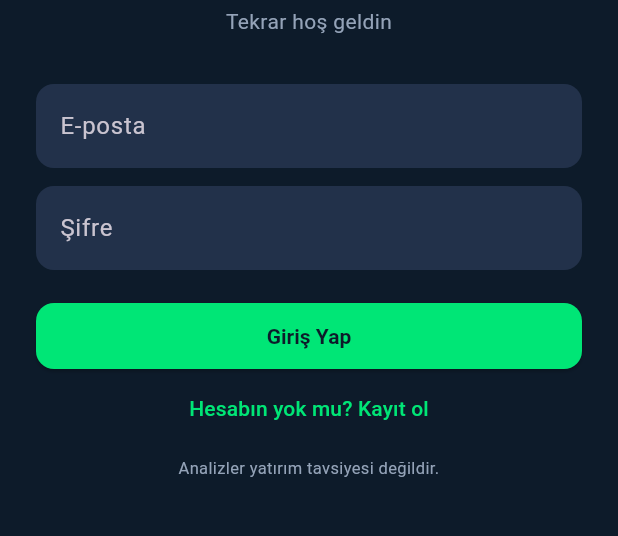
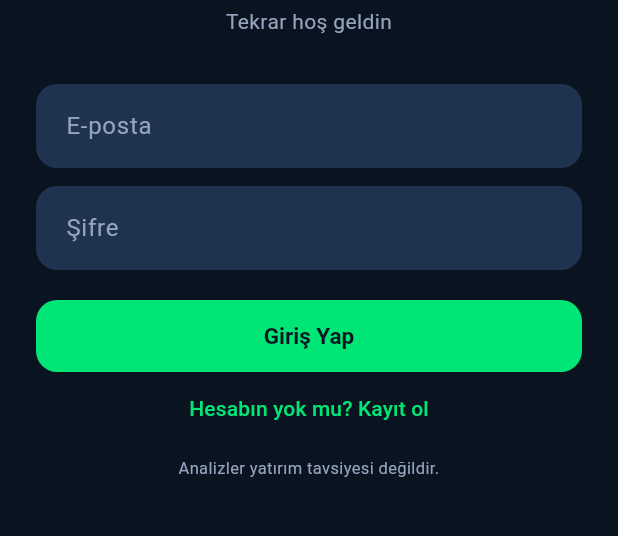
Before and after one commit to HSGSoftware/mac, a Flutter app: the screen it shows after launch, on a phone screen of 412 x 824 dp, the part 459-995 px from its top. Run offline on Flutter 3.47's test engine with Material 3 defaults, Android fonts, the phone set to English and light mode, and no system bars; our stand-ins replace dio, flutter_riverpod, go_router, shared_preferences.

Commit message:
Backend: MySQL gone-away otomatik reconnect + admin panel mobil uyumlu Flutter: profesyonel tasarım + belirgin/gruplu iddaa oranları
Backend:
- Database: "server has gone away" (2006/2013) durumunda otomatik yeniden
  bağlanıp sorguyu tekrarlar — uzun AI çağrılarında analiz artık kesilmez ve
  'done' olarak kaydedilir (önbellek çalışır, tekrar sorguda token gitmez)
- Admin panel tam responsive: mobilde üst navbar + offcanvas menü, tablolar
  yatay kaydırmalı, butonlar/başlıklar mobil ölçekli

Flutter:
- Zenginleştirilmiş profesyonel koyu tema (yeni palet, tipografi, radiuslar)
- Yeniden tasarlanmış maç kartı: lig/kod/CANLI/AI rozetleri, takım avatarları,
  belirgin MS 1/X/2 oran kutuları + Detay
- Yeni OddsBox bileşeni
- Maç detayı Oranlar sekmesi: gruplu güncel oranlar (Maç Sonucu, Çifte Şans,
  1.5/2.5/3.5 Alt-Üst, Karşılıklı Gol) kutu düzeninde

cPanel'e backend yüklendi; Flutter Codemagic ile derlenecek.

Co-Authored-By: Claude Fable 5 <noreply@anthropic.com>
Claude-Session: https://claude.ai/code/session_01MosTwFDb1HYuL9mqRBnkNP

```diff
--- a/lib/core/theme.dart
+++ b/lib/core/theme.dart
@@ -1,17 +1,31 @@
 import 'package:flutter/material.dart';
 
-/// MaçRadar renk paleti ve tema.
+/// MaçRadar renk paleti ve tema (profesyonel koyu tema).
 class AppColors {
-  static const bg = Color(0xFF0D1B2A);
-  static const surface = Color(0xFF1B263B);
-  static const surface2 = Color(0xFF22314A);
+  static const bg = Color(0xFF0A1420);
+  static const bg2 = Color(0xFF0F1E30);
+  static const surface = Color(0xFF16263B);
+  static const surface2 = Color(0xFF1F3350);
   static const primary = Color(0xFF00E676); // kazanç yeşili
-  static const accent = Color(0xFF4DD0E1);
-  static const warning = Color(0xFFFFA726);
+  static const primaryDark = Color(0xFF00B25B);
+  static const accent = Color(0xFF38BDF8); // canlı mavi
+  static const warning = Color(0xFFFFB020);
   static const gold = Color(0xFFFFD54F); // value bet
-  static const danger = Color(0xFFEF5350);
-  static const textPrimary = Color(0xFFE2E8F0);
-  static const textSecondary = Color(0xFF94A3B8);
+  static const danger = Color(0xFFFF5C5C);
+  static const textPrimary = Color(0xFFEDF2F7);
+  static const textSecondary = Color(0xFF93A4BC);
+
+  static const primaryGradient = LinearGradient(
+    begin: Alignment.centerLeft,
+    end: Alignment.centerRight,
+    colors: [Color(0xFF00E676), Color(0xFF00C2A8)],
+  );
+
+  static const scaffoldGradient = LinearGradient(
+    begin: Alignment.topCenter,
+    end: Alignment.bottomCenter,
+    colors: [Color(0xFF0C1A2A), Color(0xFF0A1420)],
+  );
 }
 
 class AppTheme {
@@ -24,42 +38,62 @@ class AppTheme {
         secondary: AppColors.accent,
         surface: AppColors.surface,
         error: AppColors.danger,
+        onPrimary: AppColors.bg,
+      ),
+      textTheme: base.textTheme.apply(
+        bodyColor: AppColors.textPrimary,
+        displayColor: AppColors.textPrimary,
       ),
       cardTheme: CardThemeData(
         color: AppColors.surface,
         elevation: 0,
+        margin: EdgeInsets.zero,
         shape: RoundedRectangleBorder(
-          borderRadius: BorderRadius.circular(16),
+          borderRadius: BorderRadius.circular(18),
           side: const BorderSide(color: AppColors.surface2),
         ),
       ),
       appBarTheme: const AppBarTheme(
-        backgroundColor: AppColors.bg,
+        backgroundColor: Colors.transparent,
+        surfaceTintColor: Colors.transparent,
         elevation: 0,
         centerTitle: false,
         titleTextStyle: TextStyle(
           color: AppColors.textPrimary,
           fontSize: 20,
-          fontWeight: FontWeight.bold,
+          fontWeight: FontWeight.w800,
+          letterSpacing: 0.2,
         ),
       ),
       elevatedButtonTheme: ElevatedButtonThemeData(
         style: ElevatedButton.styleFrom(
           backgroundColor: AppColors.primary,
           foregroundColor: AppColors.bg,
-          textStyle: const TextStyle(fontWeight: FontWeight.bold),
-          shape: RoundedRectangleBorder(borderRadius: BorderRadius.circular(12)),
-          padding: const EdgeInsets.symmetric(vertical: 14, horizontal: 20),
+          textStyle: const TextStyle(fontWeight: FontWeight.bold, fontSize: 15),
+          shape: RoundedRectangleBorder(borderRadius: BorderRadius.circular(14)),
+          padding: const EdgeInsets.symmetric(vertical: 15, horizontal: 22),
+          elevation: 0,
         ),
       ),
       inputDecorationTheme: InputDecorationTheme(
         filled: true,
         fillColor: AppColors.surface2,
+        contentPadding: const EdgeInsets.symmetric(horizontal: 16, vertical: 16),
         border: OutlineInputBorder(
-          borderRadius: BorderRadius.circular(12),
+          borderRadius: BorderRadius.circular(14),
           borderSide: BorderSide.none,
         ),
+        enabledBorder: OutlineInputBorder(
+          borderRadius: BorderRadius.circular(14),
+          borderSide: BorderSide.none,
+        ),
+        focusedBorder: OutlineInputBorder(
+          borderRadius: BorderRadius.circular(14),
+          borderSide: const BorderSide(color: AppColors.primary, width: 1.4),
+        ),
+        labelStyle: const TextStyle(color: AppColors.textSecondary),
       ),
+      dividerColor: AppColors.surface2,
     );
   }
 }
```
Also changed, not shown: lib/screens/match_detail_screen.dart (+57 -26 lines), lib/widgets/match_card.dart (+194 -75 lines), lib/widgets/odds_box.dart (added, +62 -0 lines), 2 other files.
